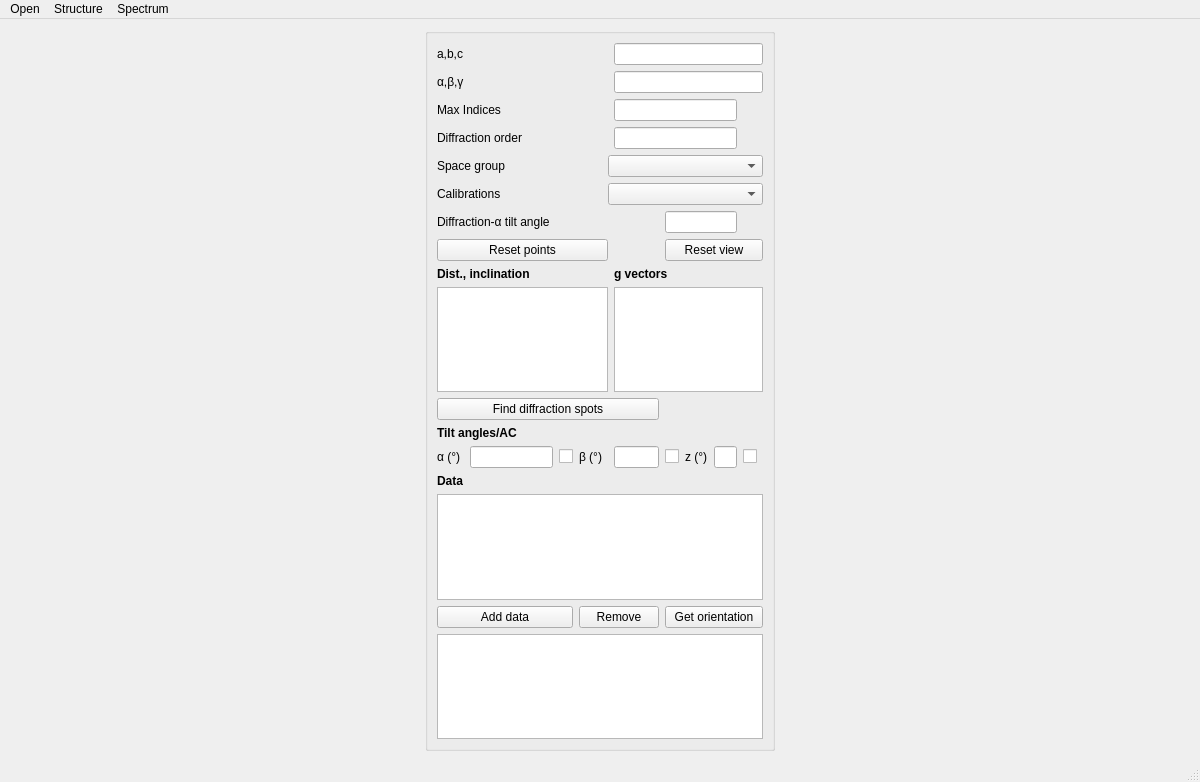
Above: pycotem/diffraction/diffractionUI.ui from mompiou/pycotem before the change. Below: the same form after it.
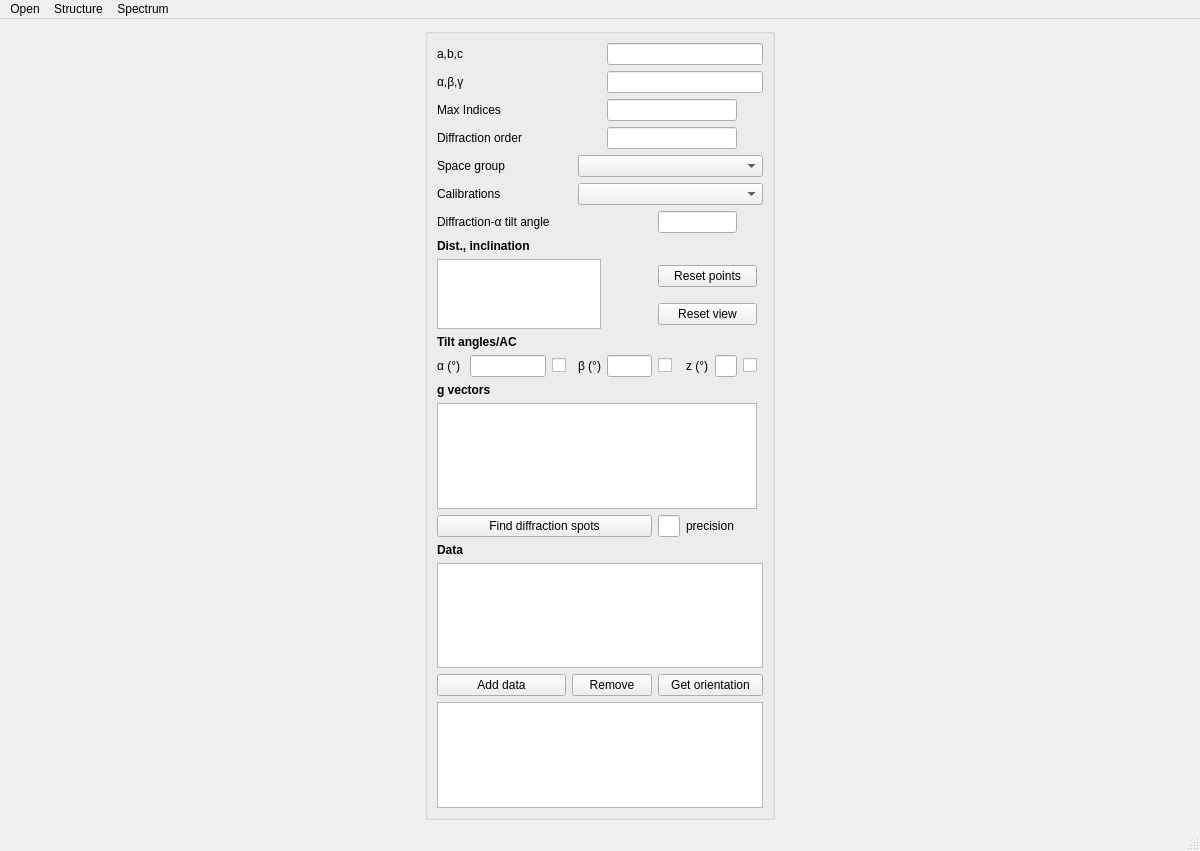
That is the form after the change.

```diff
--- a/pycotem/diffraction/diffractionUI.ui
+++ b/pycotem/diffraction/diffractionUI.ui
@@ -7,7 +7,7 @@
     <x>0</x>
     <y>0</y>
     <width>1200</width>
-    <height>782</height>
+    <height>851</height>
    </rect>
   </property>
   <property name="windowTitle">
@@ -30,17 +30,17 @@
        <string/>
       </property>
       <layout class="QGridLayout" name="gridLayout">
-       <item row="12" column="2">
-        <widget class="QCheckBox" name="alpha_signBox">
+       <item row="16" column="7" colspan="3">
+        <widget class="QLabel" name="precision_label">
          <property name="text">
-          <string/>
+          <string>precision</string>
          </property>
         </widget>
        </item>
-       <item row="7" column="0" colspan="5">
-        <widget class="QPushButton" name="Button_reset">
+       <item row="14" column="0" colspan="10">
+        <widget class="QLabel" name="label_2">
          <property name="text">
-          <string>Reset points</string>
+          <string>&lt;html&gt;&lt;head/&gt;&lt;body&gt;&lt;p&gt;&lt;span style=&quot; font-weight:600;&quot;&gt;g vectors&lt;/span&gt;&lt;/p&gt;&lt;/body&gt;&lt;/html&gt;</string>
          </property>
         </widget>
        </item>
@@ -51,27 +51,13 @@
          </property>
         </widget>
        </item>
-       <item row="15" column="0" colspan="2">
+       <item row="21" column="0" colspan="2">
         <widget class="QLabel" name="label_4">
          <property name="text">
           <string>&lt;html&gt;&lt;head/&gt;&lt;body&gt;&lt;p&gt;&lt;span style=&quot; font-weight:600;&quot;&gt;Data&lt;/span&gt;&lt;/p&gt;&lt;/body&gt;&lt;/html&gt;</string>
          </property>
         </widget>
        </item>
-       <item row="12" column="0">
-        <widget class="QLabel" name="alpha_label_2">
-         <property name="text">
-          <string>α (°)</string>
-         </property>
-        </widget>
-       </item>
-       <item row="8" column="5" colspan="4">
-        <widget class="QLabel" name="label_2">
-         <property name="text">
-          <string>&lt;html&gt;&lt;head/&gt;&lt;body&gt;&lt;p&gt;&lt;span style=&quot; font-weight:600;&quot;&gt;g vectors&lt;/span&gt;&lt;/p&gt;&lt;/body&gt;&lt;/html&gt;</string>
-         </property>
-        </widget>
-       </item>
        <item row="1" column="0">
         <widget class="QLabel" name="alpha_label">
          <property name="text">
@@ -96,7 +82,7 @@
          </property>
         </widget>
        </item>
-       <item row="17" column="6" colspan="5">
+       <item row="23" column="6" colspan="5">
         <widget class="QPushButton" name="orientation_button">
          <property name="text">
           <string>Get orientation</string>
@@ -110,32 +96,25 @@
          </property>
         </widget>
        </item>
-       <item row="11" column="0" colspan="5">
-        <widget class="QLabel" name="label_3">
-         <property name="text">
-          <string>&lt;html&gt;&lt;head/&gt;&lt;body&gt;&lt;p&gt;&lt;span style=&quot; font-weight:600;&quot;&gt;Tilt angles/AC&lt;/span&gt;&lt;/p&gt;&lt;/body&gt;&lt;/html&gt;</string>
-         </property>
-        </widget>
+       <item row="1" column="5" colspan="6">
+        <widget class="QLineEdit" name="alphabetagamma_entry"/>
        </item>
-       <item row="19" column="0" colspan="11">
+       <item row="25" column="0" colspan="11">
         <widget class="QListWidget" name="euler_listbox"/>
        </item>
-       <item row="7" column="6" colspan="5">
-        <widget class="QPushButton" name="Button_reset_all">
-         <property name="text">
-          <string>Reset view</string>
-         </property>
-        </widget>
-       </item>
-       <item row="16" column="0" colspan="11">
+       <item row="22" column="0" colspan="11">
         <widget class="QListWidget" name="diff_spot_Listbox"/>
        </item>
+       <item row="13" column="9">
+        <widget class="QCheckBox" name="theta_signBox">
+         <property name="text">
+          <string/>
+         </property>
+        </widget>
+       </item>
        <item row="0" column="5" colspan="6">
         <widget class="QLineEdit" name="abc_entry"/>
        </item>
-       <item row="12" column="5">
-        <widget class="QLineEdit" name="tilt_b_entry"/>
-       </item>
        <item row="6" column="0" colspan="6">
         <widget class="QLabel" name="tilt_axis_angle_label">
          <property name="text">
@@ -143,20 +122,7 @@
          </property>
         </widget>
        </item>
-       <item row="9" column="0" colspan="5">
-        <widget class="QListWidget" name="ListBox_d_2"/>
-       </item>
-       <item row="8" column="0" colspan="5">
-        <widget class="QLabel" name="label">
-         <property name="text">
-          <string>&lt;html&gt;&lt;head/&gt;&lt;body&gt;&lt;p&gt;&lt;span style=&quot; font-weight:600;&quot;&gt;Dist., inclination&lt;/span&gt;&lt;/p&gt;&lt;/body&gt;&lt;/html&gt;</string>
-         </property>
-        </widget>
-       </item>
-       <item row="12" column="1">
-        <widget class="QLineEdit" name="tilt_a_entry"/>
-       </item>
-       <item row="10" column="0" colspan="6">
+       <item row="16" column="0" colspan="6">
         <widget class="QPushButton" name="distance_button">
          <property name="text">
           <string>Find diffraction spots</string>
@@ -169,27 +135,10 @@
        <item row="2" column="5" colspan="4">
         <widget class="QLineEdit" name="indice_entry"/>
        </item>
-       <item row="9" column="5" colspan="6">
-        <widget class="QListWidget" name="ListBox_theo"/>
-       </item>
-       <item row="12" column="3">
-        <widget class="QLabel" name="beta_label">
-         <property name="text">
-          <string>β (°)</string>
-         </property>
-        </widget>
-       </item>
-       <item row="12" column="6">
-        <widget class="QCheckBox" name="beta_signBox">
-         <property name="text">
-          <string/>
-         </property>
-        </widget>
-       </item>
        <item row="6" column="6" colspan="3">
         <widget class="QLineEdit" name="tilt_axis_angle_entry"/>
        </item>
-       <item row="17" column="0" colspan="3">
+       <item row="23" column="0" colspan="3">
         <widget class="QPushButton" name="add_spot_button">
          <property name="text">
           <string>Add data</string>
@@ -206,33 +155,94 @@
        <item row="5" column="4" colspan="7">
         <widget class="QComboBox" name="Calib_box"/>
        </item>
-       <item row="1" column="5" colspan="6">
-        <widget class="QLineEdit" name="alphabetagamma_entry"/>
+       <item row="23" column="3" colspan="3">
+        <widget class="QPushButton" name="remove_spot_button">
+         <property name="text">
+          <string>Remove</string>
+         </property>
+        </widget>
        </item>
-       <item row="12" column="7">
+       <item row="13" column="1">
+        <widget class="QLineEdit" name="tilt_a_entry"/>
+       </item>
+       <item row="13" column="0">
+        <widget class="QLabel" name="alpha_label_2">
+         <property name="text">
+          <string>α (°)</string>
+         </property>
+        </widget>
+       </item>
+       <item row="13" column="2">
+        <widget class="QCheckBox" name="alpha_signBox">
+         <property name="text">
+          <string/>
+         </property>
+        </widget>
+       </item>
+       <item row="13" column="5">
+        <widget class="QLineEdit" name="tilt_b_entry"/>
+       </item>
+       <item row="15" column="0" colspan="10">
+        <widget class="QListWidget" name="ListBox_theo"/>
+       </item>
+       <item row="8" column="0" colspan="10">
+        <widget class="QLabel" name="label">
+         <property name="text">
+          <string>&lt;html&gt;&lt;head/&gt;&lt;body&gt;&lt;p&gt;&lt;span style=&quot; font-weight:600;&quot;&gt;Dist., inclination&lt;/span&gt;&lt;/p&gt;&lt;/body&gt;&lt;/html&gt;</string>
+         </property>
+        </widget>
+       </item>
+       <item row="13" column="6">
+        <widget class="QCheckBox" name="beta_signBox">
+         <property name="text">
+          <string/>
+         </property>
+        </widget>
+       </item>
+       <item row="13" column="7">
         <widget class="QLabel" name="z_label">
          <property name="text">
           <string>z (°)</string>
          </property>
         </widget>
        </item>
-       <item row="12" column="8">
+       <item row="13" column="4">
+        <widget class="QLabel" name="beta_label">
+         <property name="text">
+          <string>β (°)</string>
+         </property>
+        </widget>
+       </item>
+       <item row="12" column="0" colspan="3">
+        <widget class="QLabel" name="label_3">
+         <property name="text">
+          <string>&lt;html&gt;&lt;head/&gt;&lt;body&gt;&lt;p&gt;&lt;span style=&quot; font-weight:600;&quot;&gt;Tilt angles/AC&lt;/span&gt;&lt;/p&gt;&lt;/body&gt;&lt;/html&gt;</string>
+         </property>
+        </widget>
+       </item>
+       <item row="13" column="8">
         <widget class="QLineEdit" name="tilt_z_entry"/>
        </item>
-       <item row="12" column="9">
-        <widget class="QCheckBox" name="theta_signBox">
+       <item row="16" column="6">
+        <widget class="QLineEdit" name="precision_entry"/>
+       </item>
+       <item row="9" column="6" colspan="4">
+        <widget class="QPushButton" name="Button_reset">
          <property name="text">
-          <string/>
+          <string>Reset points</string>
          </property>
         </widget>
        </item>
-       <item row="17" column="3" colspan="3">
-        <widget class="QPushButton" name="remove_spot_button">
+       <item row="10" column="6" colspan="4">
+        <widget class="QPushButton" name="Button_reset_all">
          <property name="text">
-          <string>Remove</string>
+          <string>Reset view</string>
          </property>
         </widget>
        </item>
+       <item row="9" column="0" rowspan="2" colspan="5">
+        <widget class="QListWidget" name="ListBox_d_2"/>
+       </item>
       </layout>
       <zorder>abc_label</zorder>
       <zorder>indice_label</zorder>
```
Left out of the diff: 27 changed lines with no effect on the pictures.
